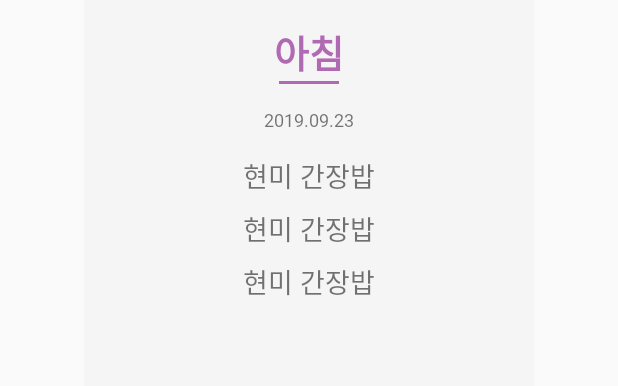
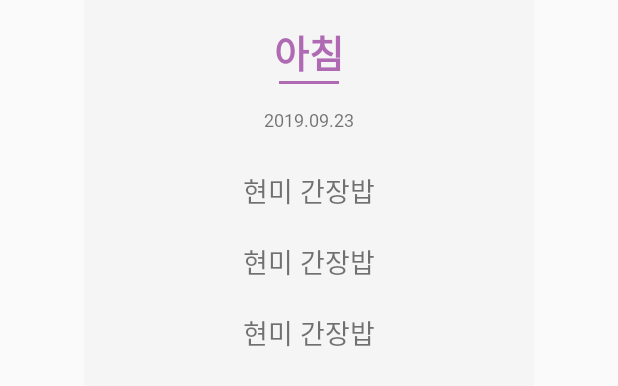
Before and after one commit to Kim-Ju-Yeop/Meals, an Android app: the layout fragment_breakfast.xml on its own in the app's theme, with its tools: preview values and no code run, on a phone screen of 412 x 824 dp. Shown: the top 386 px of the screen. Run offline under Robolectric (Android 15) with nearby library versions, the phone set to English and light mode, and no system bars.

```diff
--- a/Meals_Android/app/src/main/AndroidManifest.xml
+++ b/Meals_Android/app/src/main/AndroidManifest.xml
@@ -5,7 +5,7 @@
     <application
         android:allowBackup="true"
         android:icon="@drawable/meals_logo2"
-        android:label="Meals"
+        android:label="밀수"
         android:networkSecurityConfig="@xml/network_security_config"
         android:roundIcon="@mipmap/ic_launcher_round"
         android:supportsRtl="true"
--- a/Meals_Android/app/src/main/java/org/techtown/project5/FragmentAdapter/Fragment_Adapter.java
+++ b/Meals_Android/app/src/main/java/org/techtown/project5/FragmentAdapter/Fragment_Adapter.java
@@ -7,6 +7,7 @@ import androidx.fragment.app.FragmentStatePagerAdapter;
 import org.techtown.project5.Fragment.Breakfast;
 import org.techtown.project5.Fragment.Dinner;
 import org.techtown.project5.Fragment.Lunch;
+import org.techtown.project5.R;
 
 public class Fragment_Adapter extends FragmentStatePagerAdapter {
 
--- a/Meals_Android/app/src/main/res/layout/fragment_breakfast.xml
+++ b/Meals_Android/app/src/main/res/layout/fragment_breakfast.xml
@@ -46,7 +46,7 @@
         <LinearLayout
             android:layout_width="match_parent"
             android:layout_height="match_parent"
-            android:layout_marginTop="15dp"
+            android:layout_marginTop="25dp"
             android:orientation="vertical">
 
             <androidx.recyclerview.widget.RecyclerView
@@ -56,8 +56,8 @@
                 android:layout_marginLeft="15dp"
                 android:layout_marginRight="15dp"
                 android:layout_marginBottom="15dp"
-                tools:listitem="@layout/item_meals"
-                android:fontFamily="@font/nanum_font"/>
+                android:fontFamily="@font/nanum_font"
+                tools:listitem="@layout/item_meals" />
         </LinearLayout>
 
     </LinearLayout>
--- a/Meals_Android/app/src/main/res/layout/fragment_dinner.xml
+++ b/Meals_Android/app/src/main/res/layout/fragment_dinner.xml
@@ -46,7 +46,7 @@
         <LinearLayout
             android:layout_width="match_parent"
             android:layout_height="match_parent"
-            android:layout_marginTop="15dp"
+            android:layout_marginTop="25dp"
             android:orientation="vertical">
 
             <androidx.recyclerview.widget.RecyclerView
@@ -56,8 +56,8 @@
                 android:layout_marginLeft="15dp"
                 android:layout_marginRight="15dp"
                 android:layout_marginBottom="15dp"
-                tools:listitem="@layout/item_meals"
-                android:fontFamily="@font/nanum_font"/>
+                android:fontFamily="@font/nanum_font"
+                tools:listitem="@layout/item_meals" />
         </LinearLayout>
 
     </LinearLayout>
--- a/Meals_Android/app/src/main/res/layout/fragment_lunch.xml
+++ b/Meals_Android/app/src/main/res/layout/fragment_lunch.xml
@@ -46,7 +46,7 @@
         <LinearLayout
             android:layout_width="match_parent"
             android:layout_height="match_parent"
-            android:layout_marginTop="15dp"
+            android:layout_marginTop="25dp"
             android:orientation="vertical">
 
             <androidx.recyclerview.widget.RecyclerView
@@ -56,8 +56,8 @@
                 android:layout_marginLeft="15dp"
                 android:layout_marginRight="15dp"
                 android:layout_marginBottom="15dp"
-                tools:listitem="@layout/item_meals"
-                android:fontFamily="@font/nanum_font"/>
+                android:fontFamily="@font/nanum_font"
+                tools:listitem="@layout/item_meals" />
         </LinearLayout>
 
     </LinearLayout>
--- a/Meals_Android/app/src/main/res/layout/item_meals.xml
+++ b/Meals_Android/app/src/main/res/layout/item_meals.xml
@@ -2,15 +2,15 @@
 <LinearLayout xmlns:android="http://schemas.android.com/apk/res/android"
     android:layout_width="match_parent"
     android:layout_height="wrap_content"
-    android:layout_marginBottom="8dp"
+    android:layout_marginBottom="20dp"
     android:orientation="vertical">
 
     <TextView
         android:id="@+id/meals_textView"
         android:layout_width="match_parent"
         android:layout_height="wrap_content"
+        android:fontFamily="@font/nanum_font"
         android:gravity="center"
         android:text="현미 간장밥"
-        android:textSize="18sp"
-        android:fontFamily="@font/nanum_font"/>
+        android:textSize="18sp" />
 </LinearLayout>
--- a/Meals_Android/app/src/main/res/menu/actionbar_actions.xml
+++ b/Meals_Android/app/src/main/res/menu/actionbar_actions.xml
@@ -11,6 +11,10 @@
         <item
             android:id="@+id/developer_introduce"
             android:title="개발자 소개" />
+
+        <item
+            android:id="@+id/bug_report"
+            android:title="버그 및 개선사항 신고하기"/>
     </group>
 
 </menu>
```
Also changed, not shown: Meals_Android/app/src/main/java/org/techtown/project5/Activity/MealsActivity.java (+10 -1 lines).
